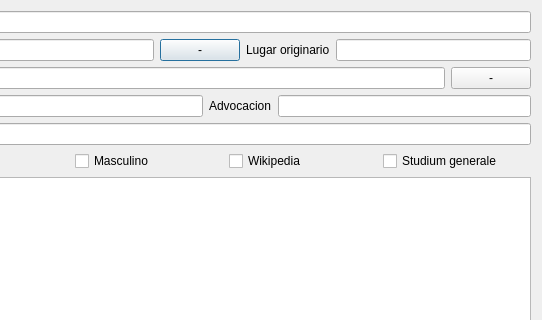
Above: gui/dlgnuevacasa.ui from rogorido/qtpredicadores before the change; both pictures show x 90 to 632 and y 0 to 320 of the 632 by 426 pixel window. Below: the same form after it.
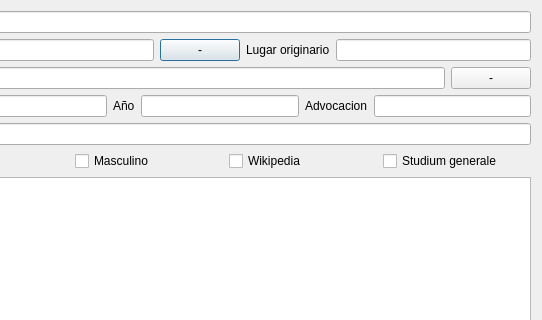
That is the form after the change. Custom widgets are drawn as their Qt base class.

Diff of the .ui file:
```diff
--- a/gui/dlgnuevacasa.ui
+++ b/gui/dlgnuevacasa.ui
@@ -96,6 +96,16 @@
      <item>
       <widget class="QLineEdit" name="txtTipo"/>
      </item>
+     <item>
+      <widget class="QLabel" name="label_8">
+       <property name="text">
+        <string>Año</string>
+       </property>
+      </widget>
+     </item>
+     <item>
+      <widget class="QLineEdit" name="txtFechaFundacion"/>
+     </item>
      <item>
       <widget class="QLabel" name="label_6">
        <property name="text">
```
